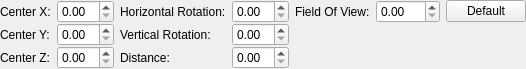
SamVanheer/HalfLifeAssetManager, file src/tools/hlmv/ui/camera_operators/dockpanels/FreeLookSettingsPanel.ui: the form before one commit.
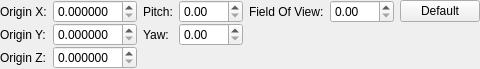
The form after the commit.

Commit message: Implement arc ball & free look camera settings panels

Diff of the .ui file:
```diff
--- a/src/tools/hlmv/ui/camera_operators/dockpanels/FreeLookSettingsPanel.ui
+++ b/src/tools/hlmv/ui/camera_operators/dockpanels/FreeLookSettingsPanel.ui
@@ -6,7 +6,7 @@
    <rect>
     <x>0</x>
     <y>0</y>
-    <width>496</width>
+    <width>440</width>
     <height>63</height>
    </rect>
   </property>
@@ -38,7 +38,7 @@
       </sizepolicy>
      </property>
      <property name="text">
-      <string>Vertical Rotation:</string>
+      <string>Yaw:</string>
      </property>
     </widget>
    </item>
@@ -51,7 +51,7 @@
       </sizepolicy>
      </property>
      <property name="text">
-      <string>Center Z:</string>
+      <string>Origin Z:</string>
      </property>
     </widget>
    </item>
@@ -64,7 +64,7 @@
       </sizepolicy>
      </property>
      <property name="text">
-      <string>Horizontal Rotation:</string>
+      <string>Pitch:</string>
      </property>
     </widget>
    </item>
@@ -90,21 +90,30 @@
       </sizepolicy>
      </property>
      <property name="text">
-      <string>Center Y:</string>
+      <string>Origin Y:</string>
      </property>
     </widget>
    </item>
    <item row="1" column="3">
-    <widget class="QDoubleSpinBox" name="VerticalRotation"/>
-   </item>
-   <item row="2" column="3">
-    <widget class="QDoubleSpinBox" name="Distance"/>
+    <widget class="QDoubleSpinBox" name="Yaw">
+     <property name="maximum">
+      <double>360.000000000000000</double>
+     </property>
+    </widget>
    </item>
    <item row="1" column="1">
-    <widget class="QDoubleSpinBox" name="CenterY"/>
+    <widget class="QDoubleSpinBox" name="OriginY">
+     <property name="decimals">
+      <number>6</number>
+     </property>
+    </widget>
    </item>
    <item row="2" column="1">
-    <widget class="QDoubleSpinBox" name="CenterZ"/>
+    <widget class="QDoubleSpinBox" name="OriginZ">
+     <property name="decimals">
+      <number>6</number>
+     </property>
+    </widget>
    </item>
    <item row="0" column="5">
     <widget class="QDoubleSpinBox" name="FieldOfView">
@@ -126,19 +135,6 @@
      </property>
     </spacer>
    </item>
-   <item row="2" column="2">
-    <widget class="QLabel" name="label_6">
-     <property name="sizePolicy">
-      <sizepolicy hsizetype="Fixed" vsizetype="Preferred">
-       <horstretch>0</horstretch>
-       <verstretch>0</verstretch>
-      </sizepolicy>
-     </property>
-     <property name="text">
-      <string>Distance:</string>
-     </property>
-    </widget>
-   </item>
    <item row="0" column="0">
     <widget class="QLabel" name="label">
      <property name="sizePolicy">
@@ -148,7 +144,7 @@
       </sizepolicy>
      </property>
      <property name="text">
-      <string>Center X:</string>
+      <string>Origin X:</string>
      </property>
     </widget>
    </item>
@@ -166,10 +162,18 @@
     </spacer>
    </item>
    <item row="0" column="1">
-    <widget class="QDoubleSpinBox" name="CenterX"/>
+    <widget class="QDoubleSpinBox" name="OriginX">
+     <property name="decimals">
+      <number>6</number>
+     </property>
+    </widget>
    </item>
    <item row="0" column="3">
-    <widget class="QDoubleSpinBox" name="HorizontalRotation"/>
+    <widget class="QDoubleSpinBox" name="Pitch">
+     <property name="maximum">
+      <double>360.000000000000000</double>
+     </property>
+    </widget>
    </item>
    <item row="0" column="6">
     <widget class="QPushButton" name="DefaultFieldOfView">
```
The commit also changes 9 other files.
